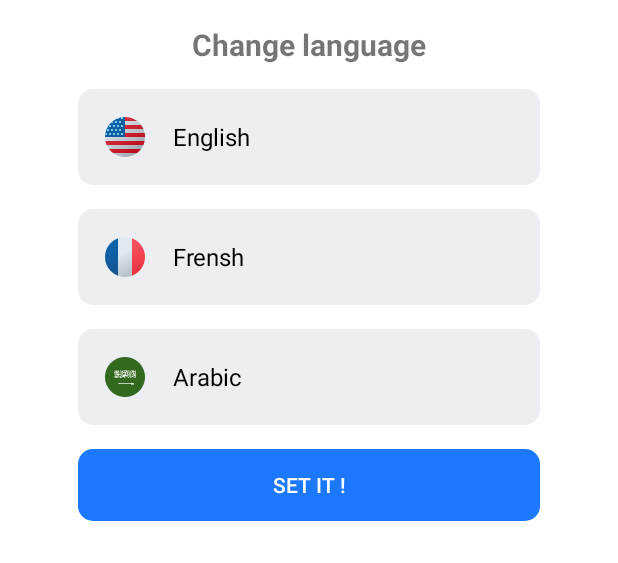
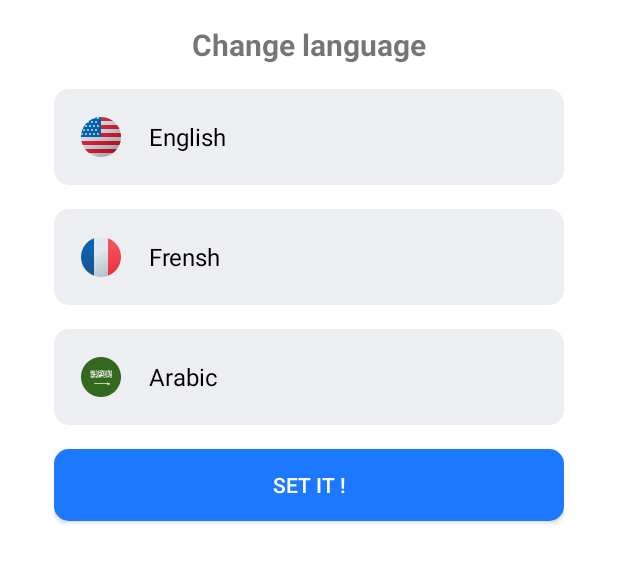
Before and after one commit to onetechwolf/absence-management-kotlin, an Android app: the layout dialog_change_language.xml on its own in the app's theme, with its tools: preview values and no code run, on a phone screen of 412 x 824 dp. Shown: the top 563 px of the screen. Run offline under Robolectric (Android 15) with nearby library versions, the phone set to English and light mode, and no system bars.

Commit message:
update language dialog

```diff
--- a/app/src/main/res/drawable/radio_button.xml
+++ b/app/src/main/res/drawable/radio_button.xml
@@ -2,7 +2,7 @@
 <selector xmlns:android="http://schemas.android.com/apk/res/android">
     <item android:state_checked="true">
         <shape android:shape="rectangle">
-            <solid android:color="?android:colorAccent" />
+            <solid android:color="#862196F3" />
             <corners android:radius="10dp" />
         </shape>
     </item>
--- a/app/src/main/res/layout/dialog_change_language.xml
+++ b/app/src/main/res/layout/dialog_change_language.xml
@@ -21,8 +21,7 @@
     <RadioGroup
         android:layout_width="match_parent"
         android:layout_height="wrap_content"
-        android:orientation="vertical"
-        android:paddingHorizontal="16dp">
+        android:orientation="vertical">
 
         <RadioButton
             android:id="@+id/rb_english"
@@ -72,7 +71,6 @@
         android:id="@+id/confirm_btn"
         android:layout_width="match_parent"
         android:layout_height="wrap_content"
-        android:layout_marginHorizontal="16dp"
         android:background="@drawable/button_layout"
         android:padding="8dp"
         android:text="Set it !"
```
